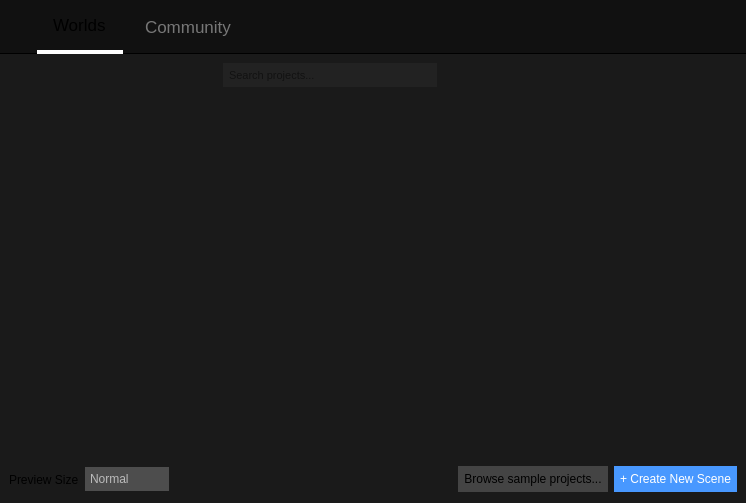
This is src/widgets/projectmanager.ui in jahshaka/Studio as Qt 5 draws it before an edit. The edited form follows.
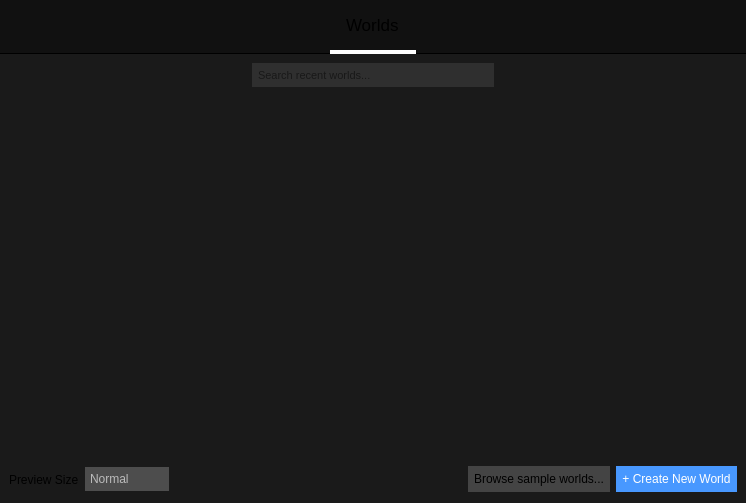
This is the edited form. Icons and pictures are not drawn.

Commit message: Add new splash screen, ux tweaks all around

Diff of the .ui file:
```diff
--- a/src/widgets/projectmanager.ui
+++ b/src/widgets/projectmanager.ui
@@ -14,7 +14,66 @@
    <string>Form</string>
   </property>
   <property name="styleSheet">
-   <string notr="true">#header {
+   <string notr="true">
+/* ================== */
+
+ QScrollBar:vertical {
+     background-color: #212121;
+     width: 18px;
+     margin: 22px 0 22px 0;
+ }
+
+ QScrollBar::handle:vertical {
+    background-color: #444;
+     min-height: 20px;
+     margin-left: 2px;
+     margin-right: 2px;
+ }
+
+QScrollBar::handle:vertical:hover {
+    background-color: #555;
+    min-height: 20px;
+    margin-left: 2px;
+    margin-right: 2px;
+}
+
+QScrollBar::add-line:vertical {
+    background-color: #444;
+    height: 20px;
+    border: 2px solid #212121;
+    border-width: 2px 2px  0 2px;
+    subcontrol-position: bottom;
+    subcontrol-origin: margin;
+ }
+
+QScrollBar::sub-line:vertical {
+    background-color: #444;
+    height: 20px;
+    border: 2px solid #212121;
+    border-width: 0 2px 2px 2px;
+    subcontrol-position: top;
+    subcontrol-origin: margin;
+ }
+
+QScrollBar::up-arrow:vertical {
+    image: url(:/icons/up-arrow.svg);
+}
+
+QScrollBar::up-arrow:vertical:hover {
+    background-color: #555;
+}
+
+QScrollBar::down-arrow:vertical {
+    image: url(:/icons/down-arrow.svg);
+}
+
+QScrollBar::down-arrow:vertical:hover {
+    background-color: #555;
+}
+
+/* ========================== */
+
+#header {
 	background: #111;
 	border-bottom: 1px solid black;
 }
@@ -41,7 +100,7 @@
 
 #lineEdit {
 	font-size: 11px;
-	background: #222;
+	background: #2f2f2f;
 	padding: 4px;
 	border: 0;
 }
@@ -200,7 +259,7 @@
      <property name="styleSheet">
       <string notr="true"/>
      </property>
-     <layout class="QHBoxLayout" name="horizontalLayout" stretch="0,0,0,0">
+     <layout class="QHBoxLayout" name="horizontalLayout" stretch="0,0,0">
       <property name="leftMargin">
        <number>0</number>
       </property>
@@ -240,20 +299,13 @@
        </widget>
       </item>
       <item>
-       <widget class="QLabel" name="tutorial_menu">
-        <property name="text">
-         <string>Community</string>
-        </property>
-       </widget>
-      </item>
-      <item>
-       <spacer name="horizontalSpacer">
+       <spacer name="horizontalSpacer_4">
         <property name="orientation">
          <enum>Qt::Horizontal</enum>
         </property>
         <property name="sizeHint" stdset="0">
          <size>
-          <width>500</width>
+          <width>40</width>
           <height>20</height>
          </size>
         </property>
@@ -319,7 +371,7 @@
         <item>
          <widget class="QLineEdit" name="lineEdit">
           <property name="placeholderText">
-           <string>Search projects...</string>
+           <string>Search recent worlds...</string>
           </property>
          </widget>
         </item>
@@ -330,7 +382,7 @@
           </property>
           <property name="sizeHint" stdset="0">
            <size>
-            <width>300</width>
+            <width>40</width>
             <height>20</height>
            </size>
           </property>
@@ -454,14 +506,14 @@
         <item>
          <widget class="QPushButton" name="browseProjects">
           <property name="text">
-           <string>Browse sample projects...</string>
+           <string>Browse sample worlds...</string>
           </property>
          </widget>
         </item>
         <item>
          <widget class="QPushButton" name="newProject">
           <property name="text">
-           <string>+ Create New Scene</string>
+           <string>+ Create New World</string>
           </property>
          </widget>
         </item>
```
Left out of the diff: 6 changed lines with no effect on the pictures. The commit also changes 6 other files.
